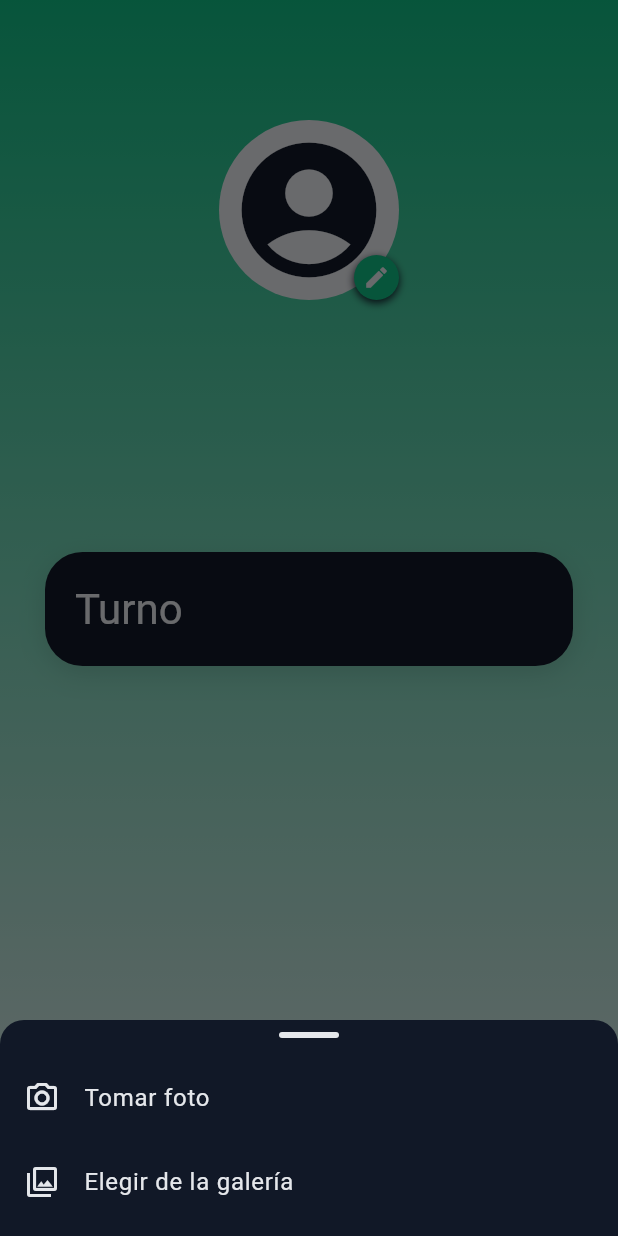
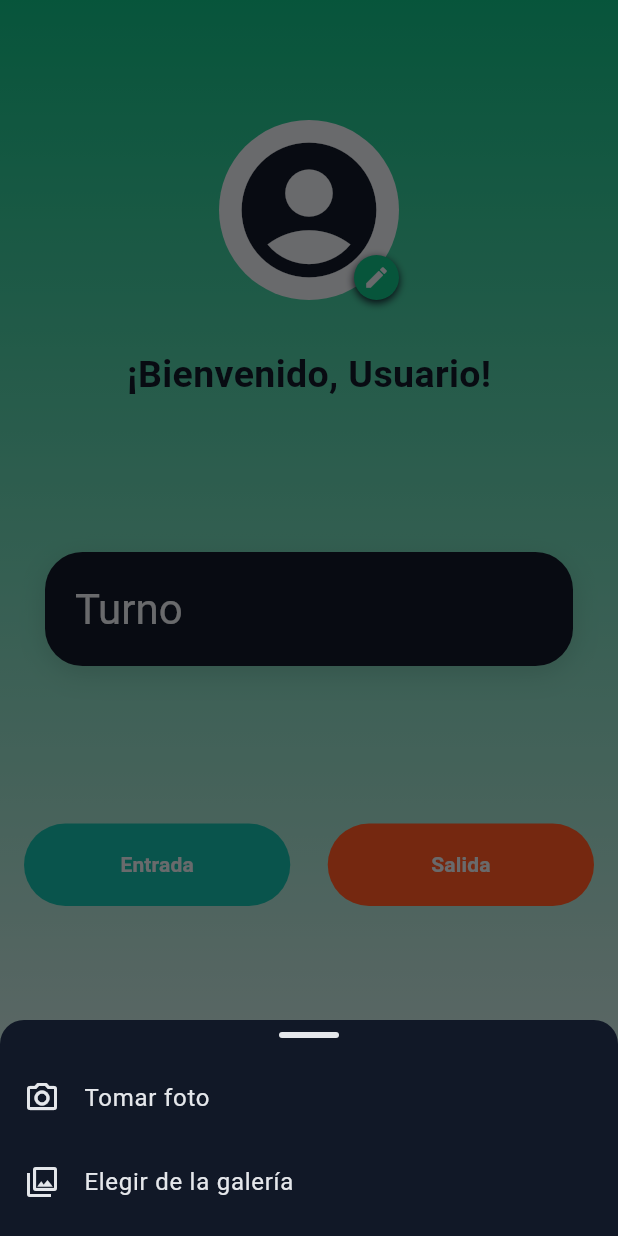
Before and after one commit to btomvs/tuturnoapp, a Flutter app: the HomeScreen screen opened by its route, after a tap on the "account circle" icon, on a phone screen of 412 x 824 dp. Run offline on Flutter 3.47's test engine with Material 3 defaults, Android fonts, the phone set to English and light mode, and no system bars; drawn by our look-alikes of flutter_speed_dial; our stand-ins replace cloud_firestore, firebase_auth, firebase_core, image_picker; accounts and stored records are empty.

Commit message:
Creacion de widgets para Home

```diff
--- a/lib/main.dart
+++ b/lib/main.dart
@@ -5,6 +5,7 @@ import 'package:tuturnoapp/screens/home_screen.dart';
 
 //Firebase
 import 'package:firebase_core/firebase_core.dart';
+import 'package:tuturnoapp/screens/iconos.dart';
 import 'package:tuturnoapp/screens/register_page.dart';
 import 'firebase_options.dart';
 
@@ -26,6 +27,7 @@ class MainApp extends StatelessWidget {
         'registro': (_) => const RegisterPage(),
         'login': (_) => const LoginPage(),
         'home': (_) => const HomeScreen(),
+        'iconos': (_) => const IconosScreen(),
       },
       initialRoute: 'login',
     );
--- a/lib/screens/home_screen.dart
+++ b/lib/screens/home_screen.dart
@@ -1,9 +1,16 @@
 import 'dart:io';
+import 'package:flutter/foundation.dart';
 import 'package:flutter/material.dart';
 import 'package:image_picker/image_picker.dart';
+
+// ----- Paleta de Colores -----
 import 'package:tuturnoapp/core/app_colors.dart';
+
+// ----- Widgets -----
 import 'package:tuturnoapp/widgets/avatar.dart';
 import 'package:tuturnoapp/widgets/boton_float.dart';
+import 'package:tuturnoapp/widgets/bienvenido.dart';
+import 'package:tuturnoapp/widgets/boton_entrada.dart';
 
 class HomeScreen extends StatefulWidget {
   const HomeScreen({super.key});
@@ -90,6 +97,18 @@ class _HomeScreenState extends State<HomeScreen> {
     );
   }
 
+  void _registrarEntrada() {
+    if (kDebugMode) {
+      print('Entrada');
+    }
+  }
+
+  void _registrarSalida() {
+    if (kDebugMode) {
+      print('Salida');
+    }
+  }
+
   @override
   Widget build(BuildContext context) {
     final size = MediaQuery.of(context).size;
@@ -102,6 +121,7 @@ class _HomeScreenState extends State<HomeScreen> {
         height: double.infinity,
         child: Stack(
           children: [
+            // ----- Posicion Fondo -----
             fondo(size),
             Positioned(
               top: 80,
@@ -120,13 +140,42 @@ class _HomeScreenState extends State<HomeScreen> {
                 ),
               ),
             ),
+
+            // ----- Bienvenido -----
+            Positioned(
+              top: 220,
+              left: 0,
+              right: 0,
+              child: Center(
+                child: Padding(
+                  padding: const EdgeInsets.symmetric(
+                    horizontal: 16,
+                    vertical: 12,
+                  ),
+                  child: const Bienvenido(),
+                ),
+              ),
+            ),
+
+            // ----- Boton Entrada -----
+            Positioned(
+              left: 16,
+              right: 16,
+              bottom: 220,
+              child: BotonEntrada(
+                onEntrada: _registrarEntrada,
+                onSalida: _registrarSalida,
+              ),
+            ),
+
+            // ----- Posicion Cuadro Turno -----
             Positioned(
               bottom: 350,
               left: 0,
               right: 0,
               child: Padding(
                 padding: const EdgeInsets.only(bottom: 30),
-                child: cuadroLogin(context),
+                child: cuadroHorario(context),
               ),
             ),
           ],
@@ -136,7 +185,7 @@ class _HomeScreenState extends State<HomeScreen> {
   }
 
   // ----- Cuadro Turno -----
-  Widget cuadroLogin(BuildContext context) {
+  Widget cuadroHorario(BuildContext context) {
     return Container(
       padding: const EdgeInsets.all(20),
       margin: const EdgeInsets.symmetric(horizontal: 30),
--- /dev/null
+++ b/lib/widgets/bienvenido.dart
@@ -0,0 +1,45 @@
+import 'package:flutter/material.dart';
+import 'package:firebase_auth/firebase_auth.dart';
+import 'package:cloud_firestore/cloud_firestore.dart';
+import 'package:tuturnoapp/core/app_colors.dart';
+
+class Bienvenido extends StatelessWidget {
+  const Bienvenido({super.key});
+
+  Future<String> _getNombre() async {
+    final uid = FirebaseAuth.instance.currentUser?.uid;
+    if (uid == null) return 'Usuario';
+
+    final snap = await FirebaseFirestore.instance
+        .collection('usuarios')
+        .doc(uid)
+        .get();
+
+    final data = snap.data();
+    final nombres = (data?['nombres'] as String?)?.trim() ?? '';
+    if (nombres.isEmpty) return 'Usuario';
+    return nombres.split(RegExp(r'\s+')).first;
+  }
+
+  @override
+  Widget build(BuildContext context) {
+    return FutureBuilder<String>(
+      future: _getNombre(),
+      builder: (context, snap) {
+        if (snap.connectionState == ConnectionState.waiting) {
+          return const Text('Cargando...');
+        }
+        final nombre = snap.data ?? 'Usuario';
+        return Text(
+          '¡Bienvenido, $nombre!',
+          style: const TextStyle(
+            fontSize: 25,
+            fontWeight: FontWeight.w600,
+            color: AppColors.oscuro,
+          ),
+          overflow: TextOverflow.ellipsis,
+        );
+      },
+    );
+  }
+}
--- /dev/null
+++ b/lib/widgets/boton_entrada.dart
@@ -0,0 +1,97 @@
+import 'package:flutter/material.dart';
+import 'package:tuturnoapp/core/app_colors.dart';
+
+class BotonEntrada extends StatelessWidget {
+  const BotonEntrada({
+    super.key,
+    required this.onEntrada,
+    required this.onSalida,
+    this.altura = 55,
+    this.separacion = 25,
+    this.borderRadius = 55,
+    this.labelEntrada = 'Entrada',
+    this.labelSalida = 'Salida',
+    this.iconEntrada,
+    this.iconSalida,
+  });
+
+  final VoidCallback onEntrada;
+  final VoidCallback onSalida;
+
+  final double altura;
+  final double separacion;
+  final double borderRadius;
+
+  final String labelEntrada;
+  final String labelSalida;
+  final IconData? iconEntrada;
+  final IconData? iconSalida;
+
+  @override
+  Widget build(BuildContext context) {
+    final scheme = Theme.of(context).colorScheme;
+
+    Widget buildFilled(
+      String label,
+      IconData? icon,
+      VoidCallback onTap, {
+      required Color bg,
+      required Color fg,
+    }) {
+      final child = icon == null
+          ? Text(label, style: const TextStyle(fontWeight: FontWeight.w600))
+          : Row(
+              mainAxisSize: MainAxisSize.min,
+              children: [
+                Icon(icon, size: 20),
+                const SizedBox(width: 8),
+                Text(
+                  label,
+                  style: const TextStyle(fontWeight: FontWeight.w600),
+                ),
+              ],
+            );
+
+      return SizedBox(
+        height: altura,
+        child: FilledButton(
+          onPressed: onTap,
+          style: FilledButton.styleFrom(
+            backgroundColor: bg,
+            foregroundColor: AppColors.claro,
+            shape: RoundedRectangleBorder(
+              borderRadius: BorderRadius.circular(borderRadius),
+            ),
+          ),
+          child: child,
+        ),
+      );
+    }
+
+    return Row(
+      children: [
+        // ----- Boton Entrada -----
+        Expanded(
+          child: buildFilled(
+            labelEntrada,
+            iconEntrada,
+            onEntrada,
+            bg: AppColors.secondary,
+            fg: scheme.onPrimary,
+          ),
+        ),
+        SizedBox(width: separacion),
+        // ----- Boton Salida -----
+        Expanded(
+          child: buildFilled(
+            labelSalida,
+            iconSalida,
+            onSalida,
+            bg: Colors.deepOrange,
+            fg: scheme.onSecondaryContainer,
+          ),
+        ),
+      ],
+    );
+  }
+}
```
Also changed, not shown: lib/screens/iconos.dart (renamed from lib/screens/pruebaaas.dart).
